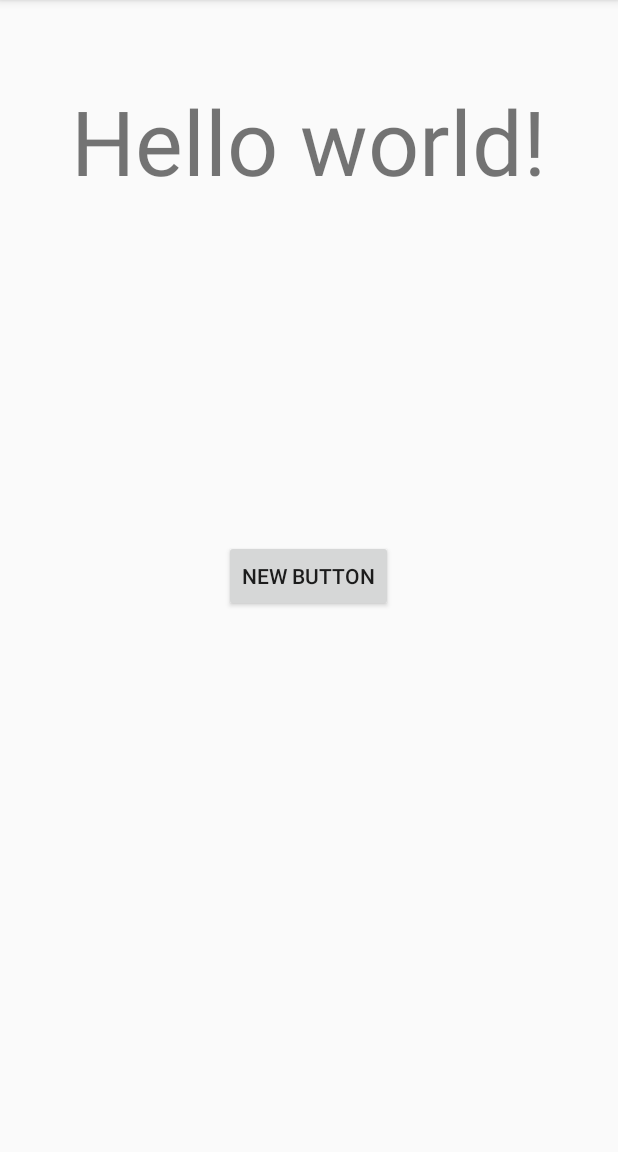
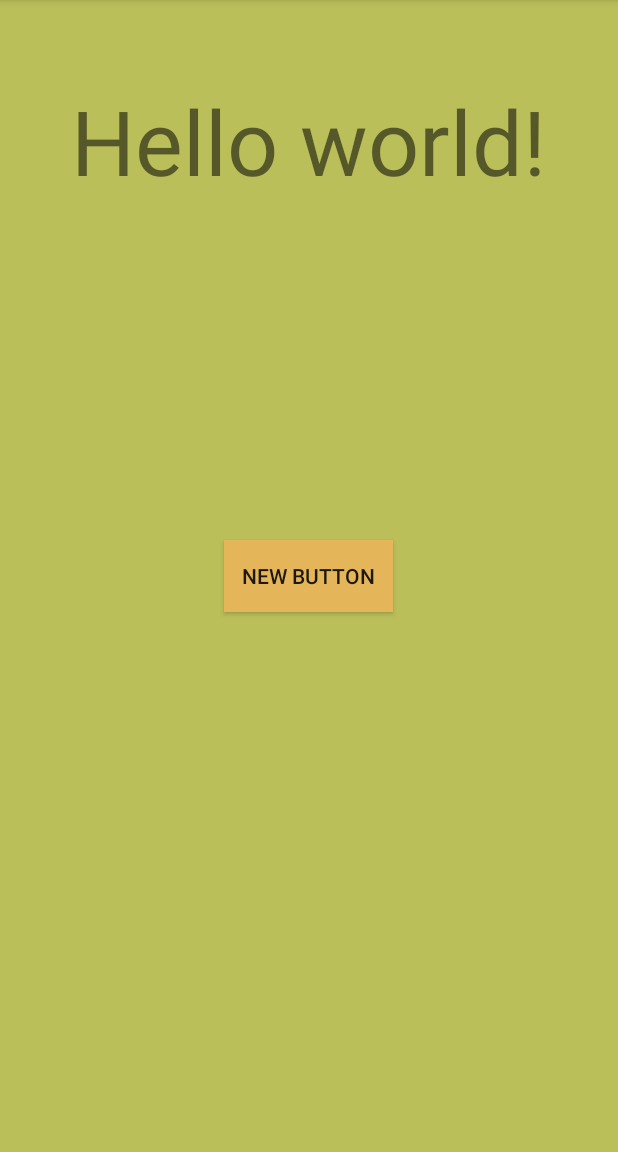
Before and after one commit to nicholashaynes1/StupidProject, an Android app: the screen it shows after launch (StupidActivity), in the options menu, after a tap on "Settings", on a phone screen of 412 x 824 dp, the part 84-1236 px from its top. Run offline under Robolectric (Android 15) with nearby library versions, the phone set to English and light mode, and no system bars.

Commit message:
Finished by adding function to change background color and button color.

```diff
--- a/app/src/main/java/ctec/stupidproject/StupidActivity.java
+++ b/app/src/main/java/ctec/stupidproject/StupidActivity.java
@@ -4,20 +4,41 @@ import android.support.v7.app.ActionBarActivity;
 import android.os.Bundle;
 import android.view.Menu;
 import android.view.MenuItem;
+import android.widget.Button;
+import android.widget.TextView;
+import android.widget.RelativeLayout;
+import android.view.View;
+import android.graphics.Color;
+public class StupidActivity extends ActionBarActivity
+{
+    private Button colorChangeButton;
+    private RelativeLayout background;
+    private TextView sillyWords;
 
-public class StupidActivity extends ActionBarActivity {
+
 
     @Override
     protected void onCreate(Bundle savedInstanceState) {
         super.onCreate(savedInstanceState);
         setContentView(R.layout.activity_stupid);
+
+        colorChangeButton = (Button) findViewById(R.id.sillyButton);
+        background = (RelativeLayout) findViewById(R.id.appBackground);
+        sillyWords = (TextView) findViewById(R.id.sillyWords);
+
+        setupListeners();
+
     }
+
+
 
     @Override
     public boolean onCreateOptionsMenu(Menu menu) {
         // Inflate the menu; this adds items to the action bar if it is present.
         getMenuInflater().inflate(R.menu.menu_stupid, menu);
         return true;
+
+
     }
 
     @Override
@@ -32,6 +53,41 @@ public class StupidActivity extends ActionBarActivity {
             return true;
         }
 
-        return super.onOptionsIt+emSelected(item);
+        return super.onOptionsItemSelected(item);
     }
+
+    private void changeColors()
+    {
+        int redColor;
+        int greenColor;
+        int blueColor;
+
+        redColor = (int) (Math.random() * 256);
+        greenColor = (int) (Math.random() * 256);
+        blueColor = (int) (Math.random() * 256);
+
+        background.setBackgroundColor(Color.rgb(redColor, greenColor, blueColor));
+
+
+        redColor = (int) (Math.random() * 256);
+        greenColor = (int) (Math.random() * 256);
+        blueColor= (int) (Math.random() * 256);
+
+        colorChangeButton.setBackgroundColor(Color.rgb(redColor, greenColor, blueColor));
+    }
+
+     private void setupListeners()
+     {
+         colorChangeButton.setOnClickListener(new View.OnClickListener()
+         {
+             @Override
+         public void onClick(View ButtonView)
+             {
+                 //This is where you put code that happens when you click a button.
+                 changeColors();
+             }
+         });
+
+
+     }
 }
--- a/app/src/main/res/layout/activity_stupid.xml
+++ b/app/src/main/res/layout/activity_stupid.xml
@@ -18,7 +18,7 @@
         android:layout_width="wrap_content"
         android:layout_height="wrap_content"
         android:text="New Button"
-        android:id="@+id/sillButton"
+        android:id="@+id/sillyButton"
         android:layout_centerVertical="true"
         android:layout_centerHorizontal="true" />
 
```
